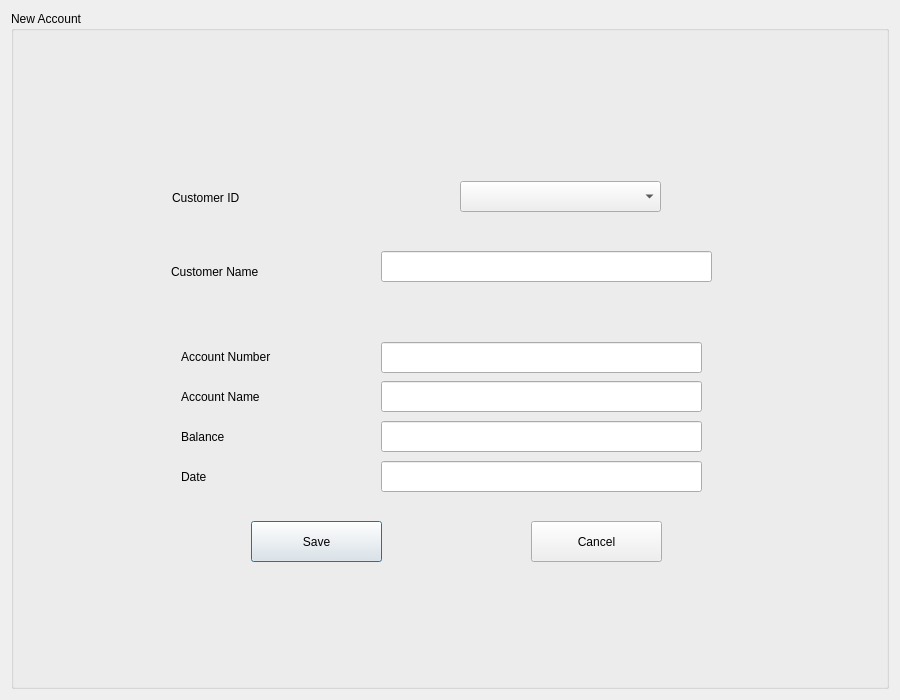
jonathansaetre/BankSystem, file accountcreate.ui: the form before one commit.
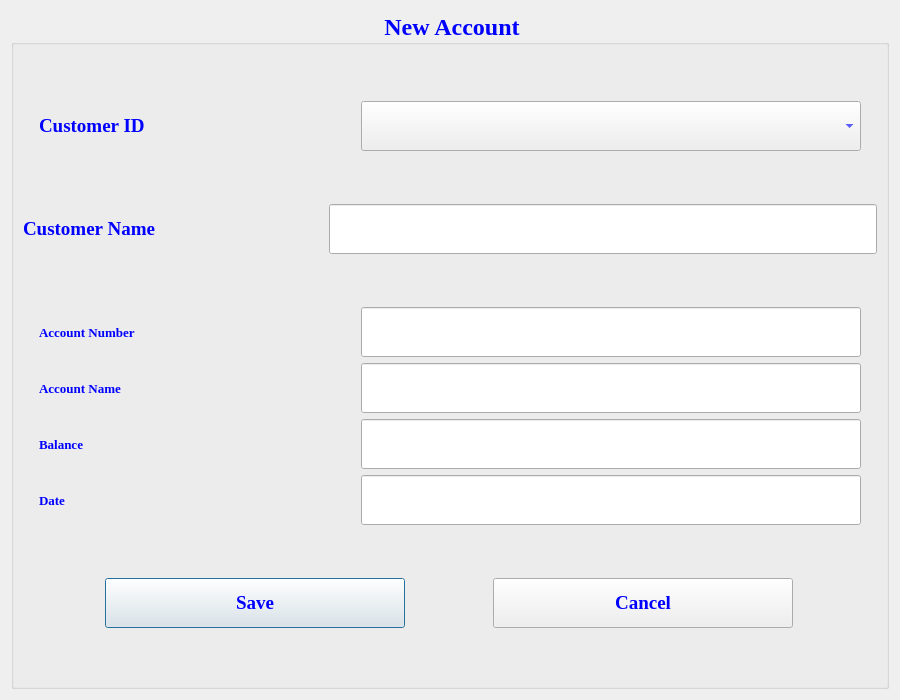
The form after the commit.

Diff of the .ui file:
```diff
--- a/accountcreate.ui
+++ b/accountcreate.ui
@@ -22,9 +22,20 @@
     <height>700</height>
    </size>
   </property>
+  <property name="font">
+   <font>
+    <family>Times New Roman</family>
+    <pointsize>16</pointsize>
+    <weight>75</weight>
+    <bold>true</bold>
+   </font>
+  </property>
   <property name="windowTitle">
    <string>Create Account</string>
   </property>
+  <property name="styleSheet">
+   <string notr="true">color:blue</string>
+  </property>
   <layout class="QVBoxLayout" name="verticalLayout_2">
    <item>
     <widget class="QGroupBox" name="groupBox">
@@ -34,173 +45,389 @@
        <height>700</height>
       </size>
      </property>
+     <property name="font">
+      <font>
+       <family>Times New Roman</family>
+       <pointsize>18</pointsize>
+       <weight>75</weight>
+       <bold>true</bold>
+      </font>
+     </property>
      <property name="title">
       <string>New Account</string>
      </property>
-     <widget class="QPushButton" name="saveButton">
-      <property name="geometry">
-       <rect>
-        <x>240</x>
-        <y>510</y>
-        <width>131</width>
-        <height>41</height>
-       </rect>
-      </property>
-      <property name="text">
-       <string>Save</string>
-      </property>
-     </widget>
-     <widget class="QLabel" name="accountNrLabel">
-      <property name="geometry">
-       <rect>
-        <x>170</x>
-        <y>330</y>
-        <width>151</width>
-        <height>31</height>
-       </rect>
-      </property>
-      <property name="text">
-       <string>Account Number</string>
-      </property>
-     </widget>
-     <widget class="QLineEdit" name="dateBox">
-      <property name="geometry">
-       <rect>
-        <x>370</x>
-        <y>450</y>
-        <width>321</width>
-        <height>31</height>
-       </rect>
-      </property>
-     </widget>
-     <widget class="QLineEdit" name="balanceBox">
-      <property name="geometry">
-       <rect>
-        <x>370</x>
-        <y>410</y>
-        <width>321</width>
-        <height>31</height>
-       </rect>
-      </property>
-     </widget>
-     <widget class="QLabel" name="balanceLabel">
-      <property name="geometry">
-       <rect>
-        <x>170</x>
-        <y>410</y>
-        <width>111</width>
-        <height>31</height>
-       </rect>
-      </property>
-      <property name="text">
-       <string>Balance</string>
-      </property>
-     </widget>
-     <widget class="QLineEdit" name="accountNameBox">
-      <property name="geometry">
-       <rect>
-        <x>370</x>
-        <y>370</y>
-        <width>321</width>
-        <height>31</height>
-       </rect>
-      </property>
-     </widget>
-     <widget class="QComboBox" name="comboAccount">
-      <property name="geometry">
-       <rect>
-        <x>449</x>
-        <y>170</y>
-        <width>201</width>
-        <height>31</height>
-       </rect>
-      </property>
-     </widget>
-     <widget class="QPushButton" name="closeButton">
-      <property name="geometry">
-       <rect>
-        <x>520</x>
-        <y>510</y>
-        <width>131</width>
-        <height>41</height>
-       </rect>
-      </property>
-      <property name="text">
-       <string>Cancel</string>
-      </property>
-     </widget>
-     <widget class="QLabel" name="accoutNameLabel">
-      <property name="geometry">
-       <rect>
-        <x>170</x>
-        <y>370</y>
-        <width>131</width>
-        <height>31</height>
-       </rect>
-      </property>
-      <property name="text">
-       <string>Account Name</string>
-      </property>
-     </widget>
-     <widget class="QLabel" name="ssnLabel">
-      <property name="geometry">
-       <rect>
-        <x>161</x>
-        <y>171</y>
-        <width>221</width>
-        <height>31</height>
-       </rect>
-      </property>
-      <property name="text">
-       <string>Customer ID</string>
-      </property>
-     </widget>
-     <widget class="QLabel" name="dateLabel">
-      <property name="geometry">
-       <rect>
-        <x>170</x>
-        <y>450</y>
-        <width>121</width>
-        <height>31</height>
-       </rect>
-      </property>
-      <property name="text">
-       <string>Date</string>
-      </property>
-     </widget>
-     <widget class="QLabel" name="customerNameLabel">
-      <property name="geometry">
-       <rect>
-        <x>160</x>
-        <y>240</y>
-        <width>181</width>
-        <height>41</height>
-       </rect>
-      </property>
-      <property name="text">
-       <string>Customer Name</string>
-      </property>
-     </widget>
-     <widget class="QLineEdit" name="nameBox">
-      <property name="geometry">
-       <rect>
-        <x>370</x>
-        <y>240</y>
-        <width>331</width>
-        <height>31</height>
-       </rect>
-      </property>
-     </widget>
-     <widget class="QLineEdit" name="accounNrBox">
-      <property name="geometry">
-       <rect>
-        <x>370</x>
-        <y>331</y>
-        <width>321</width>
-        <height>31</height>
-       </rect>
-      </property>
-     </widget>
+     <property name="alignment">
+      <set>Qt::AlignCenter</set>
+     </property>
+     <layout class="QVBoxLayout" name="verticalLayout">
+      <item>
+       <layout class="QHBoxLayout" name="horizontalLayout_3">
+        <item>
+         <widget class="QLabel" name="ssnLabel">
+          <property name="minimumSize">
+           <size>
+            <width>300</width>
+            <height>50</height>
+           </size>
+          </property>
+          <property name="maximumSize">
+           <size>
+            <width>300</width>
+            <height>50</height>
+           </size>
+          </property>
+          <property name="font">
+           <font>
+            <family>Times New Roman</family>
+            <pointsize>14</pointsize>
+            <weight>75</weight>
+            <bold>true</bold>
+           </font>
+          </property>
+          <property name="text">
+           <string>Customer ID</string>
+          </property>
+         </widget>
+        </item>
+        <item>
+         <widget class="QComboBox" name="comboAccount">
+          <property name="minimumSize">
+           <size>
+            <width>500</width>
+            <height>50</height>
+           </size>
+          </property>
+          <property name="maximumSize">
+           <size>
+            <width>400</width>
+            <height>16777215</height>
+           </size>
+          </property>
+         </widget>
+        </item>
+       </layout>
+      </item>
+      <item>
+       <layout class="QHBoxLayout" name="horizontalLayout_2">
+        <item>
+         <widget class="QLabel" name="customerNameLabel">
+          <property name="minimumSize">
+           <size>
+            <width>300</width>
+            <height>50</height>
+           </size>
+          </property>
+          <property name="maximumSize">
+           <size>
+            <width>300</width>
+            <height>50</height>
+           </size>
+          </property>
+          <property name="font">
+           <font>
+            <family>Times New Roman</family>
+            <pointsize>14</pointsize>
+            <weight>75</weight>
+            <bold>true</bold>
+           </font>
+          </property>
+          <property name="text">
+           <string>Customer Name</string>
+          </property>
+         </widget>
+        </item>
+        <item>
+         <widget class="QLineEdit" name="nameBox">
+          <property name="minimumSize">
+           <size>
+            <width>400</width>
+            <height>50</height>
+           </size>
+          </property>
+          <property name="font">
+           <font>
+            <family>Times New Roman</family>
+            <pointsize>10</pointsize>
+           </font>
+          </property>
+          <property name="styleSheet">
+           <string notr="true">color:blue</string>
+          </property>
+         </widget>
+        </item>
+       </layout>
+      </item>
+      <item>
+       <layout class="QGridLayout" name="gridLayout">
+        <item row="0" column="0">
+         <widget class="QLabel" name="accountNrLabel">
+          <property name="minimumSize">
+           <size>
+            <width>300</width>
+            <height>50</height>
+           </size>
+          </property>
+          <property name="maximumSize">
+           <size>
+            <width>300</width>
+            <height>50</height>
+           </size>
+          </property>
+          <property name="font">
+           <font>
+            <family>Times New Roman</family>
+            <pointsize>10</pointsize>
+            <weight>75</weight>
+            <bold>true</bold>
+           </font>
+          </property>
+          <property name="text">
+           <string>Account Number</string>
+          </property>
+         </widget>
+        </item>
+        <item row="0" column="1">
+         <widget class="QLineEdit" name="accounNrBox">
+          <property name="minimumSize">
+           <size>
+            <width>500</width>
+            <height>50</height>
+           </size>
+          </property>
+          <property name="maximumSize">
+           <size>
+            <width>500</width>
+            <height>50</height>
+           </size>
+          </property>
+          <property name="font">
+           <font>
+            <family>Times New Roman</family>
+            <pointsize>10</pointsize>
+           </font>
+          </property>
+          <property name="styleSheet">
+           <string notr="true">color:blue</string>
+          </property>
+         </widget>
+        </item>
+        <item row="1" column="0">
+         <widget class="QLabel" name="accoutNameLabel">
+          <property name="minimumSize">
+           <size>
+            <width>300</width>
+            <height>50</height>
+           </size>
+          </property>
+          <property name="maximumSize">
+           <size>
+            <width>300</width>
+            <height>50</height>
+           </size>
+          </property>
+          <property name="font">
+           <font>
+            <family>Times New Roman</family>
+            <pointsize>10</pointsize>
+            <weight>75</weight>
+            <bold>true</bold>
+           </font>
+          </property>
+          <property name="text">
+           <string>Account Name</string>
+          </property>
+         </widget>
+        </item>
+        <item row="1" column="1">
+         <widget class="QLineEdit" name="accountNameBox">
+          <property name="minimumSize">
+           <size>
+            <width>500</width>
+            <height>50</height>
+           </size>
+          </property>
+          <property name="maximumSize">
+           <size>
+            <width>500</width>
+            <height>50</height>
+           </size>
+          </property>
+          <property name="font">
+           <font>
+            <family>Times New Roman</family>
+            <pointsize>10</pointsize>
+           </font>
+          </property>
+          <property name="styleSheet">
+           <string notr="true">color:blue</string>
+          </property>
+         </widget>
+        </item>
+        <item row="2" column="0">
+         <widget class="QLabel" name="balanceLabel">
+          <property name="minimumSize">
+           <size>
+            <width>300</width>
+            <height>50</height>
+           </size>
+          </property>
+          <property name="maximumSize">
+           <size>
+            <width>300</width>
+            <height>50</height>
+           </size>
+          </property>
+          <property name="font">
+           <font>
+            <family>Times New Roman</family>
+            <pointsize>10</pointsize>
+            <weight>75</weight>
+            <bold>true</bold>
+           </font>
+          </property>
+          <property name="text">
+           <string>Balance</string>
+          </property>
+         </widget>
+        </item>
+        <item row="2" column="1">
+         <widget class="QLineEdit" name="balanceBox">
+          <property name="minimumSize">
+           <size>
+            <width>500</width>
+            <height>50</height>
+           </size>
+          </property>
+          <property name="maximumSize">
+           <size>
+            <width>500</width>
+            <height>50</height>
+           </size>
+          </property>
+          <property name="font">
+           <font>
+            <family>Times New Roman</family>
+            <pointsize>10</pointsize>
+           </font>
+          </property>
+          <property name="styleSheet">
+           <string notr="true">color:blue</string>
+          </property>
+         </widget>
+        </item>
+        <item row="3" column="0">
+         <widget class="QLabel" name="dateLabel">
+          <property name="minimumSize">
+           <size>
+            <width>300</width>
+            <height>50</height>
+           </size>
+          </property>
+          <property name="maximumSize">
+           <size>
+            <width>300</width>
+            <height>50</height>
+           </size>
+          </property>
+          <property name="font">
+           <font>
+            <family>Times New Roman</family>
+            <pointsize>10</pointsize>
+            <weight>75</weight>
+            <bold>true</bold>
+           </font>
+          </property>
+          <property name="text">
+           <string>Date</string>
+          </property>
+         </widget>
+        </item>
+        <item row="3" column="1">
+         <widget class="QLineEdit" name="dateBox">
+          <property name="minimumSize">
+           <size>
+            <width>500</width>
+            <height>50</height>
+           </size>
+          </property>
+          <property name="maximumSize">
+           <size>
+            <width>500</width>
+            <height>50</height>
+           </size>
+          </property>
+          <property name="font">
+           <font>
+            <family>Times New Roman</family>
+            <pointsize>10</pointsize>
+           </font>
+          </property>
+          <property name="styleSheet">
+           <string notr="true">color:blue</string>
+          </property>
+         </widget>
+        </item>
+       </layout>
+      </item>
+      <item>
+       <layout class="QHBoxLayout" name="horizontalLayout">
+        <item>
+         <widget class="QPushButton" name="saveButton">
+          <property name="minimumSize">
+           <size>
+            <width>300</width>
+            <height>50</height>
+           </size>
+          </property>
+          <property name="maximumSize">
+           <size>
+            <width>300</width>
+            <height>50</height>
+           </size>
+          </property>
+          <property name="font">
+           <font>
+            <family>Times New Roman</family>
+            <pointsize>14</pointsize>
+            <weight>75</weight>
+            <bold>true</bold>
+           </font>
+          </property>
+          <property name="text">
+           <string>Save</string>
+          </property>
+         </widget>
+        </item>
+        <item>
+         <widget class="QPushButton" name="closeButton">
+          <property name="minimumSize">
+           <size>
+            <width>300</width>
+            <height>50</height>
+           </size>
+          </property>
+          <property name="maximumSize">
+           <size>
+            <width>300</width>
+            <height>50</height>
+           </size>
+          </property>
+          <property name="font">
+           <font>
+            <family>Times New Roman</family>
+            <pointsize>14</pointsize>
+            <weight>75</weight>
+            <bold>true</bold>
+           </font>
+          </property>
+          <property name="text">
+           <string>Cancel</string>
+          </property>
+         </widget>
+        </item>
+       </layout>
+      </item>
+     </layout>
     </widget>
    </item>
   </layout>
```
